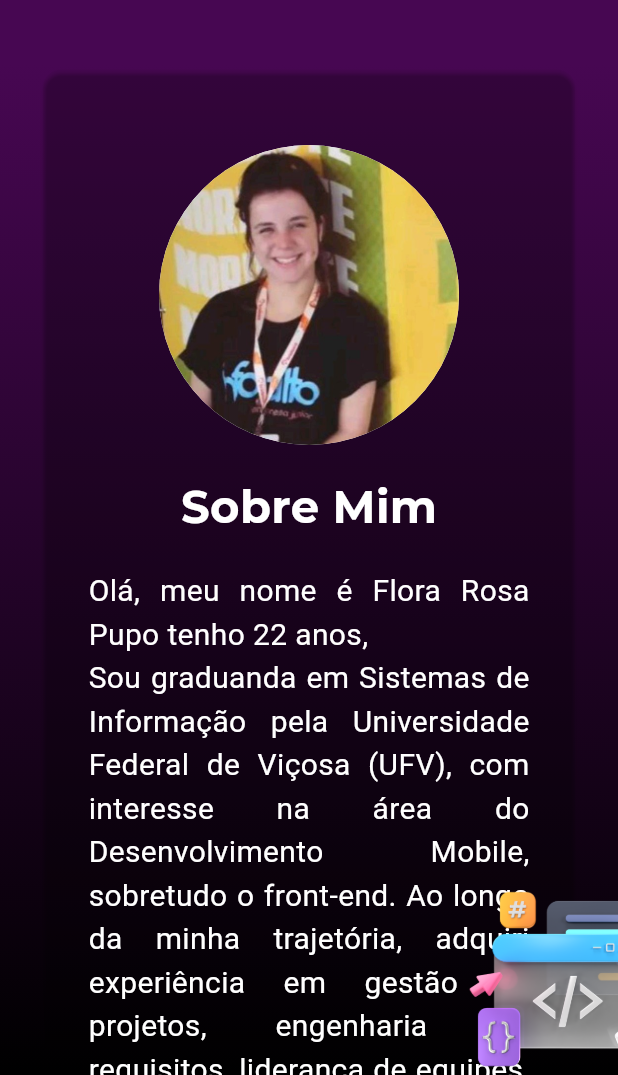
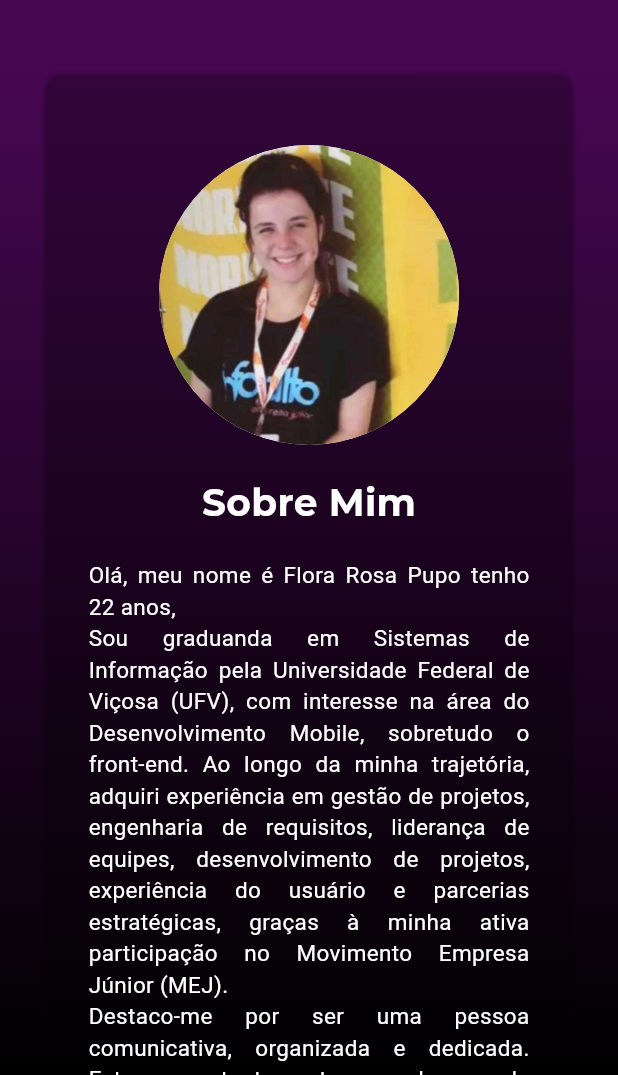
Before and after one commit to FloraRosaPupo/Portifolio, a Flutter app: the SobrePage screen opened directly, on a phone screen of 412 x 824 dp, the part 161-1236 px from its top. Run offline on Flutter 3.47's test engine with Material 2 defaults, Android fonts, the light colour scheme and no system bars; our stand-ins replace font_awesome_flutter; project files that could hold a hidden picture were left out.

Commit message:
alterações contato

```diff
--- a/lib/pages/contato_page.dart
+++ b/lib/pages/contato_page.dart
@@ -157,7 +157,7 @@ class ChatMessage extends StatelessWidget {
                 style: TextStyle(
                   fontFamily: 'Montserrat',
                   fontWeight: FontWeight.w500,
-                  fontSize: 20,
+                  fontSize: 15,
                   color: isUser ? Colors.black : Colors.black,
                 ),
               ),
@@ -241,14 +241,14 @@ class ContactInfo extends StatelessWidget {
           children: [
             Icon(
               icon,
-              size: 30,
+              size: 20,
               color: Colors.black,
             ),
             SizedBox(width: 10),
             Text(
               text,
               style: TextStyle(
-                fontSize: 20,
+                fontSize: 15,
                 fontFamily: 'Montserrat',
                 color: Colors.black,
               ),
--- a/lib/pages/sobre_page.dart
+++ b/lib/pages/sobre_page.dart
@@ -49,7 +49,7 @@ class _SobrePageState extends State<SobrePage> {
                               textAlign: TextAlign.start,
                               style: TextStyle(
                                 color: Colors.white,
-                                fontSize: 30,
+                                fontSize: 25,
                                 fontWeight: FontWeight.w600,
                                 fontFamily: 'Montserrat',
                               ),
@@ -62,40 +62,9 @@ class _SobrePageState extends State<SobrePage> {
                               child: Text(
                                 'Olá, meu nome é Flora Rosa Pupo tenho 22 anos,\nSou graduanda em Sistemas de Informação pela Universidade Federal de Viçosa (UFV), com interesse na área do Desenvolvimento Mobile, sobretudo o front-end. Ao longo da minha trajetória, adquiri experiência em gestão de projetos, engenharia de requisitos, liderança de equipes, desenvolvimento de projetos, experiência do usuário e parcerias estratégicas, graças à minha ativa participação no Movimento Empresa Júnior (MEJ).\nDestaco-me por ser uma pessoa comunicativa, organizada e dedicada. Estou constantemente em busca de aprimoramento, tanto nas minhas habilidades técnicas quanto interpessoais, com o objetivo de contribuir de maneira significativa para projetos inovadores e impactantes. Estou aberta a oportunidades e conexões profissionais que possam enriquecer minha trajetória no campo da tecnologia.',
                                 style: TextStyle(
-                                    color: Colors.white, fontSize: 20),
+                                    color: Colors.white, fontSize: 15),
                                 textAlign: TextAlign.justify,
                               ),
-                            ),
-                            Row(
-                              mainAxisAlignment: MainAxisAlignment.center,
-                              children: [
-                                IconButton(
-                                  icon: const Icon(
-                                    FontAwesomeIcons.instagram,
-                                    size: 40,
-                                  ),
-                                  color: Colors.white,
-                                  onPressed: () => abrirInstagram(),
-                                ),
-                                const SizedBox(width: 5),
-                                IconButton(
-                                  icon: const Icon(
-                                    FontAwesomeIcons.linkedin,
-                                    size: 40,
-                                  ),
-                                  color: Colors.white,
-                                  onPressed: () => abrirLinkedin(),
-                                ),
-                                const SizedBox(width: 5),
-                                IconButton(
-                                  icon: const Icon(
-                                    FontAwesomeIcons.whatsapp,
-                                    size: 40,
-                                  ),
-                                  color: Colors.white,
-                                  onPressed: () => abrirWhatsApp(),
-                                ),
-                              ],
                             ),
                             const SizedBox(
                               height: 50,
@@ -106,17 +75,6 @@ class _SobrePageState extends State<SobrePage> {
                     ),
                   ],
                 ),
-              ),
-            ),
-          ),
-          Positioned(
-            bottom: -20,
-            right: -70,
-            child: Container(
-              height: MediaQuery.of(context).size.height * 0.2,
-              width: MediaQuery.of(context).size.width * 0.5,
-              child: Image.asset(
-                'assets/images/sobre.png',
               ),
             ),
           ),
--- a/pubspec.yaml
+++ b/pubspec.yaml
@@ -71,7 +71,6 @@ flutter:
      - assets/images/logo.png
      -  assets/images/perfil.png
      -  assets/images/painel.png
-     -  assets/images/sobre.png
      - assets/images/InfoAlto/1.jpg
      - assets/images/InfoAlto/2.jpg
      - assets/images/InfoAlto/3.jpg
```
Also changed, not shown: lib/pages/experiencia_dart.dart (+13 -11 lines), assets/images/painel.png, assets/images/sobre.png (deleted).
